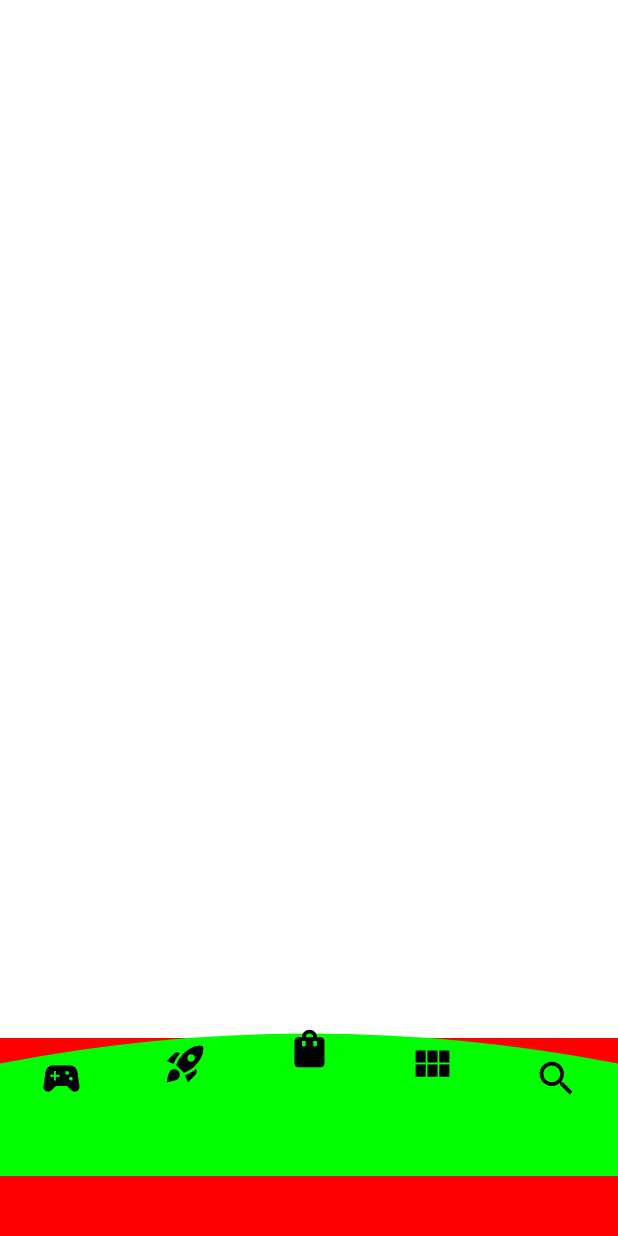
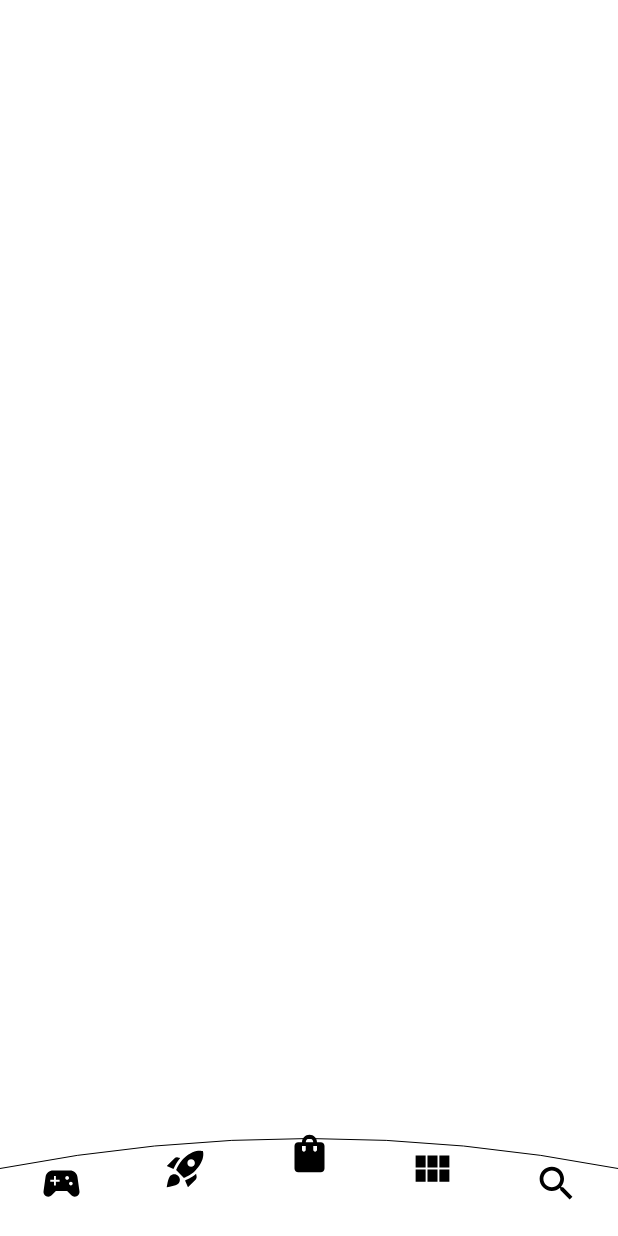
Before and after one commit to guilhermemagro/my-playground, an Android app built with Jetpack Compose: the circularnavbar screen opened through its navigation route, on a phone screen of 412 x 824 dp. Run offline under Robolectric (Android 15) with nearby library versions, the phone set to English and light mode, and no system bars; our stand-ins replace Dagger/Hilt's generated code.

```diff
--- a/app/src/main/java/com/guilhermemagro/myplayground/ui/components/circularnavbar/view/CustomTabBar.kt
+++ b/app/src/main/java/com/guilhermemagro/myplayground/ui/components/circularnavbar/view/CustomTabBar.kt
@@ -2,7 +2,6 @@ package com.guilhermemagro.myplayground.ui.components.circularnavbar.view
 
 import android.content.res.Configuration.UI_MODE_NIGHT_YES
 import androidx.compose.foundation.Canvas
-import androidx.compose.foundation.background
 import androidx.compose.foundation.layout.Arrangement
 import androidx.compose.foundation.layout.Box
 import androidx.compose.foundation.layout.Row
@@ -16,8 +15,9 @@ import androidx.compose.material.MaterialTheme
 import androidx.compose.runtime.Composable
 import androidx.compose.ui.Alignment
 import androidx.compose.ui.Modifier
-import androidx.compose.ui.graphics.Color
+import androidx.compose.ui.graphics.Brush
 import androidx.compose.ui.graphics.Path
+import androidx.compose.ui.graphics.drawscope.Stroke
 import androidx.compose.ui.tooling.preview.Preview
 import androidx.compose.ui.unit.Dp
 import androidx.compose.ui.unit.dp
@@ -31,7 +31,12 @@ fun CustomTabBar(
     modifier: Modifier = Modifier,
 ) {
     val iconOffsetUnit = 10
-    fun offset(tab: Tab): Dp {
+
+    val backgroundTopColor = MaterialTheme.colors.surface.copy(alpha = 0.8f)
+    val backgroundBottomColor = MaterialTheme.colors.surface.copy(alpha = 0.5f)
+    val borderStrokeColor = MaterialTheme.colors.onSurface
+
+    fun getIconOffset(tab: Tab): Dp {
         val totalIndices = Tab.values().size
         val currentIndex = tab.ordinal
         val progress = currentIndex / totalIndices.toFloat()
@@ -45,29 +50,45 @@ fun CustomTabBar(
     Box(
         modifier = modifier
             .fillMaxWidth()
-            .background(color = Color.Red)
-            .padding(top = 12.dp, bottom = 40.dp),
+            .padding(top = 12.dp),
     ) {
         Canvas(
             modifier = modifier
                 .fillMaxWidth()
-                .height(80.dp)
+                .height(50.dp)
         ) {
             drawPath(
-                path = Path().let {
-                    it.moveTo(0f, 5f.dp.toPx())
-                    it.relativeQuadraticBezierTo(
+                path = Path().apply {
+                    moveTo(0f, 5f.dp.toPx())
+                    relativeQuadraticBezierTo(
                         dx1 = size.width / 2,
                         dy1 = (iconOffsetUnit * -4f).dp.toPx(),
                         dx2 = size.width,
                         dy2 = 0f
                     )
-                    it.lineTo(size.width, size.height)
-                    it.lineTo(0f, size.height)
-                    it.close()
-                    it
+                    lineTo(size.width, size.height)
+                    lineTo(0f, size.height)
+                    close()
                 },
-                color = Color.Green
+                brush = Brush.verticalGradient(
+                    colors = listOf(
+                        backgroundTopColor,
+                        backgroundBottomColor
+                    )
+                ),
+            )
+            drawPath(
+                path = Path().apply {
+                    moveTo(0f, 5f.dp.toPx())
+                    relativeQuadraticBezierTo(
+                        dx1 = size.width / 2,
+                        dy1 = (iconOffsetUnit * -4f).dp.toPx(),
+                        dx2 = size.width,
+                        dy2 = 0f
+                    )
+                },
+                color = borderStrokeColor,
+                style = Stroke(),
             )
         }
 
@@ -83,7 +104,7 @@ fun CustomTabBar(
                     tint = MaterialTheme.colors.onSurface,
                     modifier = Modifier
                         .size(30.dp)
-                        .offset(y = offset(it)),
+                        .offset(y = getIconOffset(it)),
                 )
             }
         }
```
